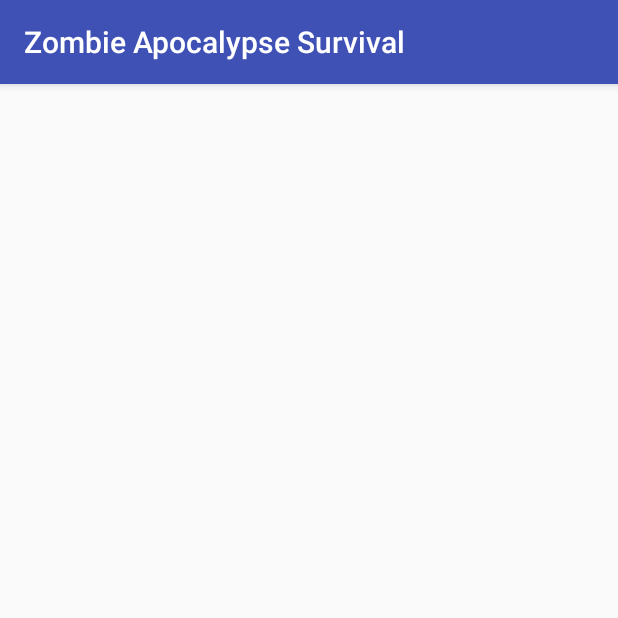
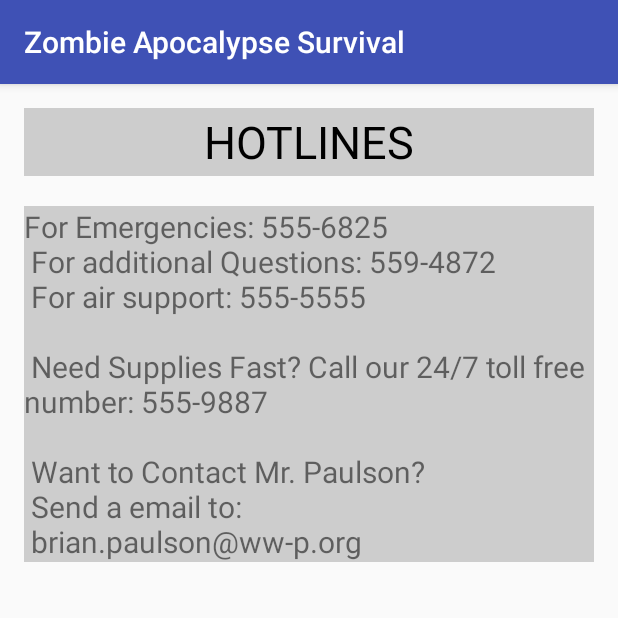
Before and after one commit to ChairmanMatt/Zombie_Survival, an Android app: the HotlineActivity screen opened directly, with no data from a screen before it, on a phone screen of 412 x 824 dp, the top half of it. Run offline under Robolectric (Android 15) with nearby library versions, the phone set to English and light mode, and no system bars.

Commit message:
Added to strat and hotline pages. Both still require backgrounds

```diff
--- a/app/src/main/res/layout/activity_hotline.xml
+++ b/app/src/main/res/layout/activity_hotline.xml
@@ -9,4 +9,37 @@
     android:paddingTop="@dimen/activity_vertical_margin"
     tools:context="com.jollyrogerapps.zombieapocalypsesurvival.HotlineActivity">
 
+    <TextView
+        android:layout_width="fill_parent"
+        android:layout_height="45dp"
+        android:text="HOTLINES"
+        android:id="@+id/introTitle"
+        android:layout_alignParentTop="true"
+        android:layout_centerHorizontal="true"
+        android:textAlignment="center"
+        android:gravity="center"
+        android:textSize="30sp"
+        android:background="#b4bbbbbb"
+        android:textColor="#000000" />
+
+    <ScrollView
+        android:layout_width="fill_parent"
+        android:layout_height="fill_parent"
+        android:id="@+id/scrollView"
+        android:layout_alignTop="@+id/equipTitle"
+        android:layout_centerHorizontal="true"
+        android:layout_marginTop="45dp">
+
+        <TextView
+            android:layout_width="fill_parent"
+            android:layout_height="fill_parent"
+            android:text="@string/hotlines"
+            android:id="@+id/stratParagraph"
+            android:layout_below="@+id/strat"
+            android:layout_centerHorizontal="true"
+            android:layout_marginTop="20dp"
+            android:background="#b4bbbbbb"
+            android:textSize="20sp" />
+    </ScrollView>
+
 </RelativeLayout>
--- a/app/src/main/res/values/strings.xml
+++ b/app/src/main/res/values/strings.xml
@@ -46,7 +46,7 @@
         \n\n
         Other :
         \n
-        \t1)Water Purifier - Cholera? Ain't nobody got time for that.
+        \t1)Water Purifier - Cholera? Ain\'t nobody got time for that.
         \n
         \t2)Rope - Set up traps, get up tall places, maybe a quick way out.
         \n
@@ -71,7 +71,9 @@
         \n\n
         Want to Contact Mr. Paulson?
         \n
-        Send a email to: brian.paulson@ww-p.org
+        Send a email to:
+        \n
+        brian.paulson@ww-p.org
 
 
 
```
Also changed, not shown: app/src/main/res/layout/activity_strat.xml (+32 -0 lines).
